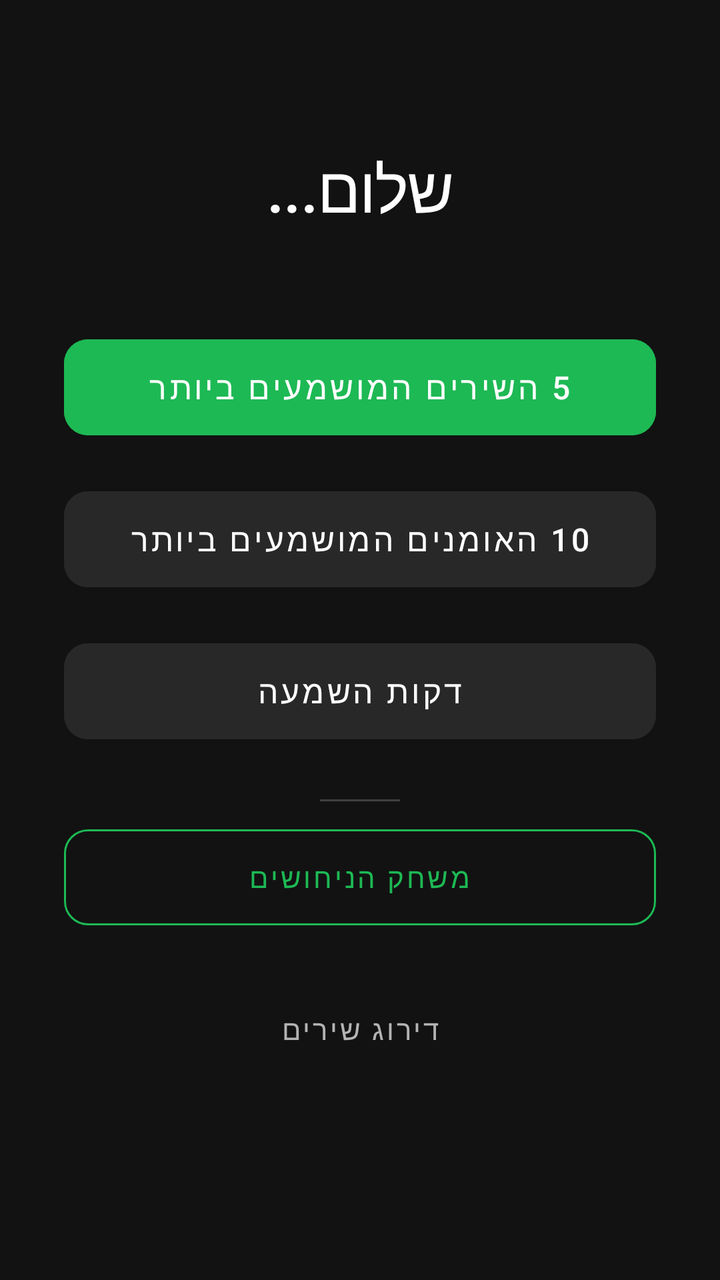
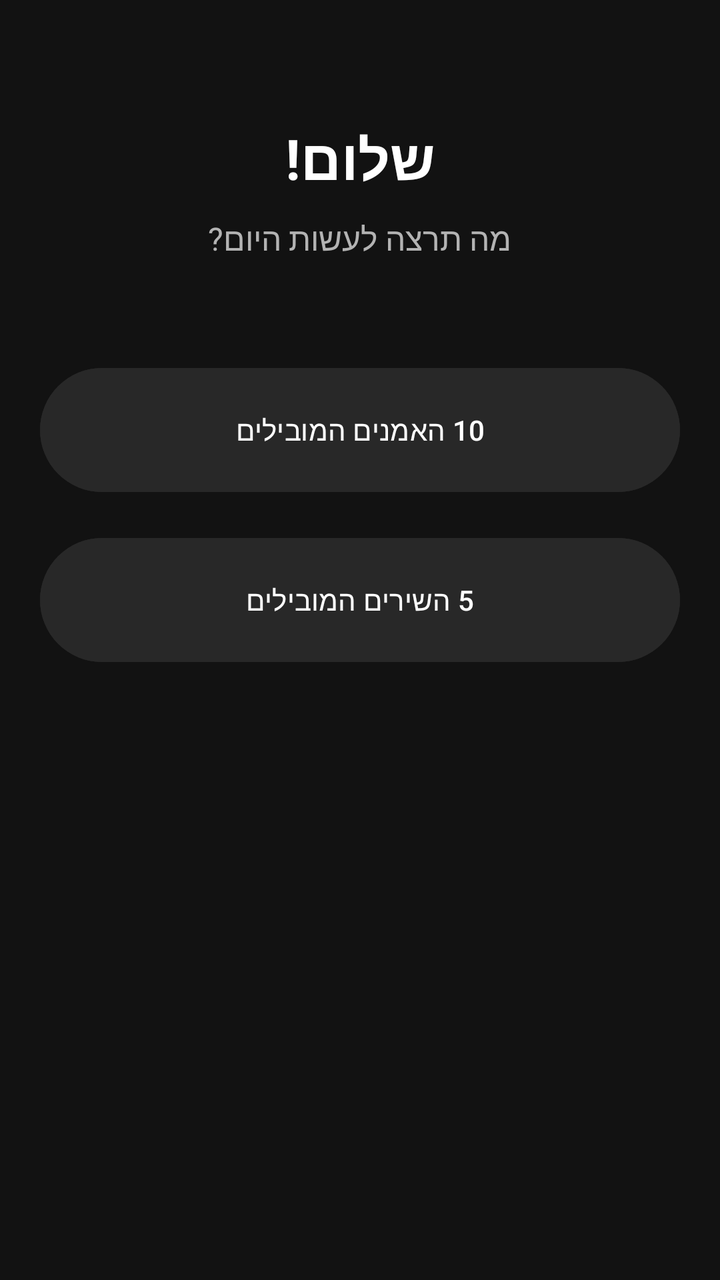

The first picture is an Android layout as it rendered before a commit; the second is the same layout after the commit. The layout source and the unified diff follow.
<!-- AndroidManifest.xml: application theme Theme.Guessify1 -->
<!-- res/layout/activity_home_page.xml -->
<?xml version="1.0" encoding="utf-8"?>
<LinearLayout xmlns:android="http://schemas.android.com/apk/res/android"
    xmlns:app="http://schemas.android.com/apk/res-auto"
    android:layout_width="match_parent"
    android:layout_height="match_parent"
    android:orientation="vertical"
    android:padding="32dp"
    android:background="#121212"
    android:gravity="center_horizontal">

    <TextView
        android:id="@+id/tvWelcome"
        android:layout_width="wrap_content"
        android:layout_height="wrap_content"
        android:text="שלום..."
        android:textColor="#FFFFFF"
        android:textSize="32sp"
        android:fontFamily="sans-serif-medium"
        android:layout_marginTop="40dp"
        android:layout_marginBottom="48dp"
        android:letterSpacing="-0.02" />

    <LinearLayout
        android:layout_width="match_parent"
        android:layout_height="wrap_content"
        android:orientation="vertical"
        android:spacing="12dp">

        <Button
            android:id="@+id/btnTopSongs"
            style="@style/Widget.MaterialComponents.Button.UnelevatedButton"
            android:layout_width="match_parent"
            android:layout_height="60dp"
            android:text="5 השירים המושמעים ביותר"
            android:textAllCaps="false"
            android:textSize="16sp"
            android:textColor="#FFFFFF"
            android:backgroundTint="#1DB954"
            app:cornerRadius="12dp"
            android:layout_marginBottom="16dp"/>

        <Button
            android:id="@+id/btnTopArtists"
            style="@style/Widget.MaterialComponents.Button.UnelevatedButton"
            android:layout_width="match_parent"
            android:layout_height="60dp"
            android:text="10 האומנים המושמעים ביותר"
            android:textAllCaps="false"
            android:textSize="16sp"
            android:textColor="#FFFFFF"
            android:backgroundTint="#282828"
            app:cornerRadius="12dp"
            android:layout_marginBottom="16dp"/>

        <Button
            android:id="@+id/btnListeningMinutes"
            style="@style/Widget.MaterialComponents.Button.UnelevatedButton"
            android:layout_width="match_parent"
            android:layout_height="60dp"
            android:text="דקות השמעה"
            android:textAllCaps="false"
            android:textSize="16sp"
            android:textColor="#FFFFFF"
            android:backgroundTint="#282828"
            app:cornerRadius="12dp"
            android:layout_marginBottom="16dp"/>

        <View
            android:layout_width="40dp"
            android:layout_height="1dp"
            android:background="#404040"
            android:layout_gravity="center"
            android:layout_marginVertical="8dp"/>

        <Button
            android:id="@+id/btnGuessingGame"
            style="@style/Widget.MaterialComponents.Button.OutlinedButton"
            android:layout_width="match_parent"
            android:layout_height="60dp"
            android:text="משחק הניחושים"
            android:textColor="#1DB954"
            app:strokeColor="#1DB954"
            app:strokeWidth="1dp"
            app:cornerRadius="12dp"
            android:layout_marginBottom="16dp"/>

        <Button
            android:id="@+id/btnRateSongs"
            style="@style/Widget.MaterialComponents.Button.TextButton"
            android:layout_width="match_parent"
            android:layout_height="60dp"
            android:text="דירוג שירים"
            android:textColor="#B3B3B3"
            android:textSize="14sp" />

    </LinearLayout>

</LinearLayout>
<!-- resources referenced by this layout -->
<resources>
  <style name="Theme.Guessify1" parent="Base.Theme.Guessify1" />
  <style name="Base.Theme.Guessify1" parent="Theme.Material3.DayNight.NoActionBar">
          
          
      </style>
</resources>

<!-- the commit's change to res/layout/activity_home_page.xml (unified diff, before → after) -->
@@ -1,98 +1,53 @@
 <?xml version="1.0" encoding="utf-8"?>
 <LinearLayout xmlns:android="http://schemas.android.com/apk/res/android"
-    xmlns:app="http://schemas.android.com/apk/res-auto"
     android:layout_width="match_parent"
     android:layout_height="match_parent"
+    android:background="#121212"
     android:orientation="vertical"
-    android:padding="32dp"
-    android:background="#121212"
+    android:padding="20dp"
     android:gravity="center_horizontal">
 
     <TextView
         android:id="@+id/tvWelcome"
         android:layout_width="wrap_content"
         android:layout_height="wrap_content"
-        android:text="שלום..."
+        android:layout_marginTop="40dp"
+        android:text="שלום!"
         android:textColor="#FFFFFF"
-        android:textSize="32sp"
-        android:fontFamily="sans-serif-medium"
-        android:layout_marginTop="40dp"
-        android:layout_marginBottom="48dp"
-        android:letterSpacing="-0.02" />
+        android:textSize="28sp"
+        android:textStyle="bold" />
+
+    <TextView
+        android:layout_width="wrap_content"
+        android:layout_height="wrap_content"
+        android:layout_marginTop="10dp"
+        android:text="מה תרצה לעשות היום?"
+        android:textColor="#B3B3B3"
+        android:textSize="16sp" />
 
     <LinearLayout
         android:layout_width="match_parent"
         android:layout_height="wrap_content"
         android:orientation="vertical"
-        android:spacing="12dp">
+        android:layout_marginTop="50dp">
+
+        <Button
+            android:id="@+id/btnTopArtists"
+            android:layout_width="match_parent"
+            android:layout_height="70dp"
+            android:text="10 האמנים המובילים"
+            android:backgroundTint="#282828"
+            android:layout_marginBottom="15dp" />
 
         <Button
             android:id="@+id/btnTopSongs"
-            style="@style/Widget.MaterialComponents.Button.UnelevatedButton"
             android:layout_width="match_parent"
-            android:layout_height="60dp"
-            android:text="5 השירים המושמעים ביותר"
-            android:textAllCaps="false"
-            android:textSize="16sp"
-            android:textColor="#FFFFFF"
-            android:backgroundTint="#1DB954"
-            app:cornerRadius="12dp"
-            android:layout_marginBottom="16dp"/>
+            android:layout_height="70dp"
+            android:text="5 השירים המובילים"
+            android:backgroundTint="#282828"
+            android:layout_marginBottom="15dp" />
 
-        <Button
-            android:id="@+id/btnTopArtists"
-            style="@style/Widget.MaterialComponents.Button.UnelevatedButton"
-            android:layout_width="match_parent"
-            android:layout_height="60dp"
-            android:text="10 האומנים המושמעים ביותר"
-            android:textAllCaps="false"
-            android:textSize="16sp"
-            android:textColor="#FFFFFF"
-            android:backgroundTint="#282828"
-            app:cornerRadius="12dp"
-            android:layout_marginBottom="16dp"/>
 
-        <Button
-            android:id="@+id/btnListeningMinutes"
-            style="@style/Widget.MaterialComponents.Button.UnelevatedButton"
-            android:layout_width="match_parent"
-            android:layout_height="60dp"
-            android:text="דקות השמעה"
-            android:textAllCaps="false"
-            android:textSize="16sp"
-            android:textColor="#FFFFFF"
-            android:backgroundTint="#282828"
-            app:cornerRadius="12dp"
-            android:layout_marginBottom="16dp"/>
-
-        <View
-            android:layout_width="40dp"
-            android:layout_height="1dp"
-            android:background="#404040"
-            android:layout_gravity="center"
-            android:layout_marginVertical="8dp"/>
-
-        <Button
-            android:id="@+id/btnGuessingGame"
-            style="@style/Widget.MaterialComponents.Button.OutlinedButton"
-            android:layout_width="match_parent"
-            android:layout_height="60dp"
-            android:text="משחק הניחושים"
-            android:textColor="#1DB954"
-            app:strokeColor="#1DB954"
-            app:strokeWidth="1dp"
-            app:cornerRadius="12dp"
-            android:layout_marginBottom="16dp"/>
-
-        <Button
-            android:id="@+id/btnRateSongs"
-            style="@style/Widget.MaterialComponents.Button.TextButton"
-            android:layout_width="match_parent"
-            android:layout_height="60dp"
-            android:text="דירוג שירים"
-            android:textColor="#B3B3B3"
-            android:textSize="14sp" />
 
     </LinearLayout>
-
 </LinearLayout>
